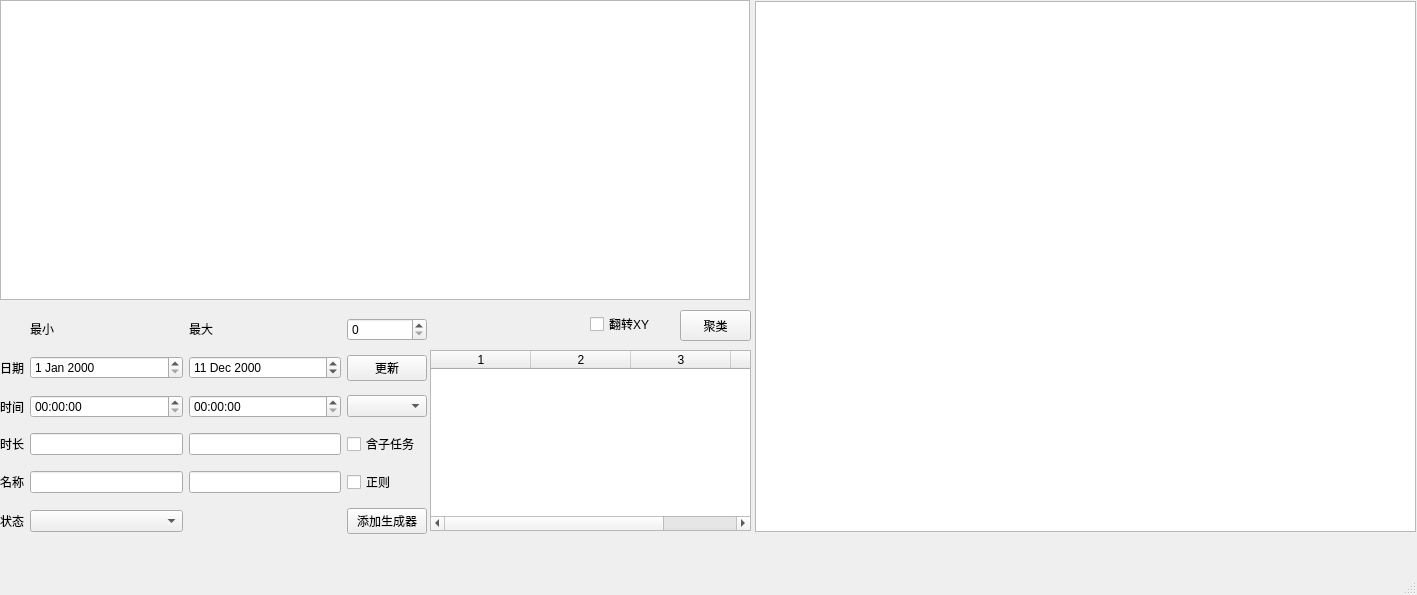
Before: the Qt Designer form Qt_GUI/layout.ui in XuHg-zjcn/time-manager, drawn with Qt 5.
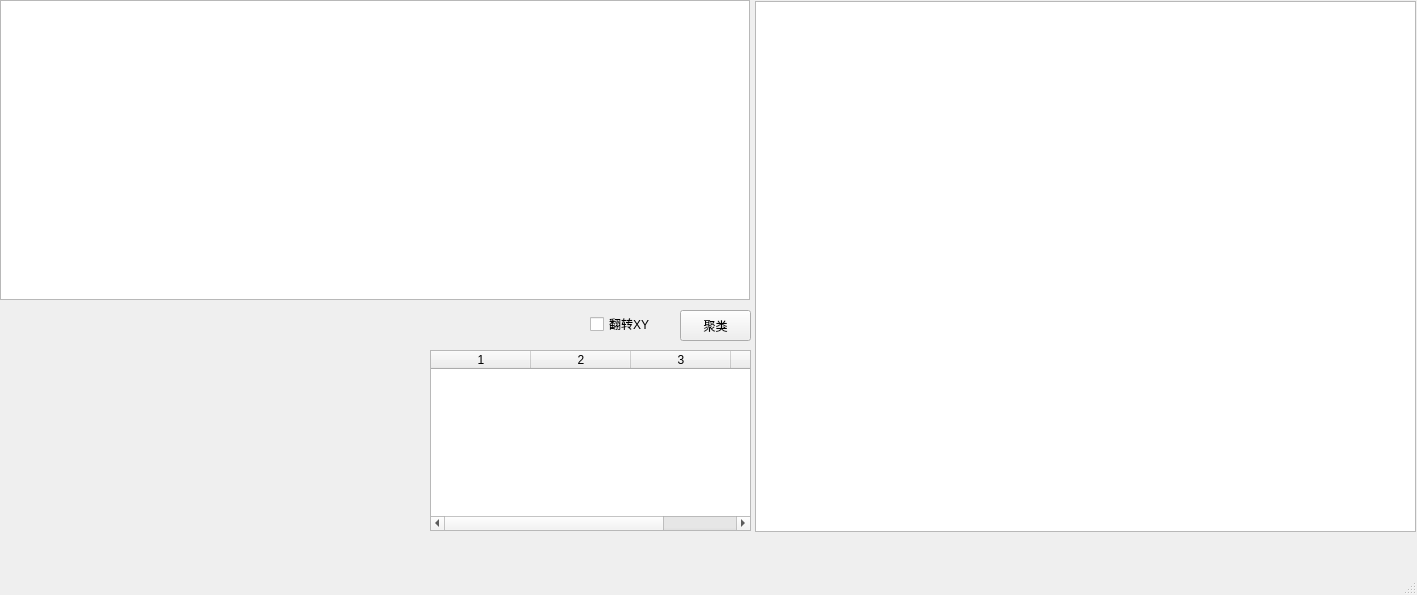
After: the same form once the commit is applied. Custom widgets are drawn as their Qt base class.

```diff
--- a/Qt_GUI/layout.ui
+++ b/Qt_GUI/layout.ui
@@ -36,199 +36,6 @@
      </size>
     </property>
    </widget>
-   <widget class="QWidget" name="layoutWidget">
-    <property name="geometry">
-     <rect>
-      <x>0</x>
-      <y>310</y>
-      <width>427</width>
-      <height>232</height>
-     </rect>
-    </property>
-    <layout class="QGridLayout" name="gridLayout">
-     <item row="3" column="2">
-      <widget class="QLineEdit" name="max_time">
-       <property name="maximumSize">
-        <size>
-         <width>200</width>
-         <height>16777215</height>
-        </size>
-       </property>
-      </widget>
-     </item>
-     <item row="4" column="3">
-      <widget class="QCheckBox" name="is_use_re">
-       <property name="text">
-        <string>正则</string>
-       </property>
-      </widget>
-     </item>
-     <item row="3" column="0">
-      <widget class="QLabel" name="label_6">
-       <property name="text">
-        <string>时长</string>
-       </property>
-      </widget>
-     </item>
-     <item row="0" column="1">
-      <widget class="QLabel" name="label_2">
-       <property name="maximumSize">
-        <size>
-         <width>16777215</width>
-         <height>20</height>
-        </size>
-       </property>
-       <property name="text">
-        <string>最小</string>
-       </property>
-      </widget>
-     </item>
-     <item row="5" column="1">
-      <widget class="QComboBox" name="state"/>
-     </item>
-     <item row="4" column="1">
-      <widget class="QLineEdit" name="name1"/>
-     </item>
-     <item row="2" column="0">
-      <widget class="QLabel" name="label_5">
-       <property name="text">
-        <string>时间</string>
-       </property>
-      </widget>
-     </item>
-     <item row="4" column="0">
-      <widget class="QLabel" name="label">
-       <property name="text">
-        <string>名称</string>
-       </property>
-      </widget>
-     </item>
-     <item row="4" column="2">
-      <widget class="QLineEdit" name="name2">
-       <property name="maximumSize">
-        <size>
-         <width>180</width>
-         <height>16777215</height>
-        </size>
-       </property>
-      </widget>
-     </item>
-     <item row="1" column="0">
-      <widget class="QLabel" name="label_4">
-       <property name="text">
-        <string>日期</string>
-       </property>
-      </widget>
-     </item>
-     <item row="3" column="1">
-      <widget class="QLineEdit" name="min_time">
-       <property name="maximumSize">
-        <size>
-         <width>200</width>
-         <height>16777215</height>
-        </size>
-       </property>
-      </widget>
-     </item>
-     <item row="3" column="3">
-      <widget class="QCheckBox" name="is_include_sub">
-       <property name="text">
-        <string>含子任务</string>
-       </property>
-      </widget>
-     </item>
-     <item row="2" column="3">
-      <widget class="QComboBox" name="x_setting"/>
-     </item>
-     <item row="5" column="0">
-      <widget class="QLabel" name="label_7">
-       <property name="text">
-        <string>状态</string>
-       </property>
-      </widget>
-     </item>
-     <item row="0" column="2">
-      <widget class="QLabel" name="label_3">
-       <property name="maximumSize">
-        <size>
-         <width>16777215</width>
-         <height>20</height>
-        </size>
-       </property>
-       <property name="text">
-        <string>最大</string>
-       </property>
-      </widget>
-     </item>
-     <item row="2" column="2">
-      <widget class="QTimeEdit" name="time_max">
-       <property name="currentSection">
-        <enum>QDateTimeEdit::HourSection</enum>
-       </property>
-       <property name="displayFormat">
-        <string>hh:mm:ss</string>
-       </property>
-      </widget>
-     </item>
-     <item row="1" column="1">
-      <widget class="QDateEdit" name="date_min"/>
-     </item>
-     <item row="2" column="1">
-      <widget class="QTimeEdit" name="time_min">
-       <property name="displayFormat">
-        <string>hh:mm:ss</string>
-       </property>
-      </widget>
-     </item>
-     <item row="1" column="2">
-      <widget class="QDateEdit" name="date_max">
-       <property name="dateTime">
-        <datetime>
-         <hour>0</hour>
-         <minute>0</minute>
-         <second>0</second>
-         <year>2000</year>
-         <month>12</month>
-         <day>11</day>
-        </datetime>
-       </property>
-      </widget>
-     </item>
-     <item row="0" column="3">
-      <widget class="QSpinBox" name="year">
-       <property name="maximum">
-        <number>9999</number>
-       </property>
-      </widget>
-     </item>
-     <item row="1" column="3">
-      <widget class="QPushButton" name="update_view">
-       <property name="maximumSize">
-        <size>
-         <width>16777215</width>
-         <height>30</height>
-        </size>
-       </property>
-       <property name="text">
-        <string>更新</string>
-       </property>
-      </widget>
-     </item>
-     <item row="5" column="3">
-      <widget class="QPushButton" name="add_task_gen">
-       <property name="sizePolicy">
-        <sizepolicy hsizetype="Minimum" vsizetype="Fixed">
-         <horstretch>0</horstretch>
-         <verstretch>0</verstretch>
-        </sizepolicy>
-       </property>
-       <property name="text">
-        <string>添加生成器</string>
-       </property>
-      </widget>
-     </item>
-    </layout>
-   </widget>
    <widget class="iTableView" name="tableView">
     <property name="geometry">
      <rect>
@@ -282,6 +89,16 @@
     <column/>
     <column/>
    </widget>
+   <widget class="Ui_Form" name="selector" native="true">
+    <property name="geometry">
+     <rect>
+      <x>0</x>
+      <y>310</y>
+      <width>411</width>
+      <height>241</height>
+     </rect>
+    </property>
+   </widget>
   </widget>
   <widget class="QMenuBar" name="menubar">
    <property name="geometry">
@@ -311,6 +128,12 @@
    <extends>QTableWidget</extends>
    <header>Qt_GUI.datetime2d.PlotItemTableWidget</header>
   </customwidget>
+  <customwidget>
+   <class>Ui_Form</class>
+   <extends>QWidget</extends>
+   <header>Qt_GUI.selector</header>
+   <container>1</container>
+  </customwidget>
  </customwidgets>
  <resources/>
  <connections/>
```
